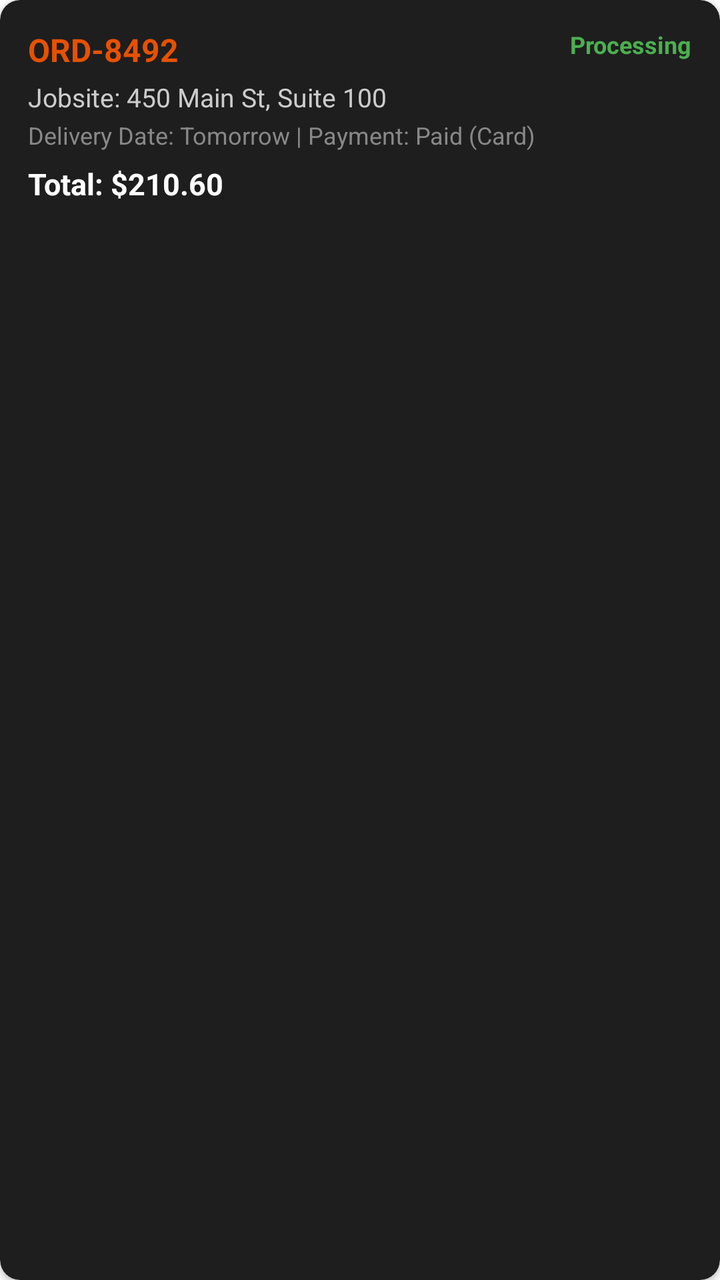
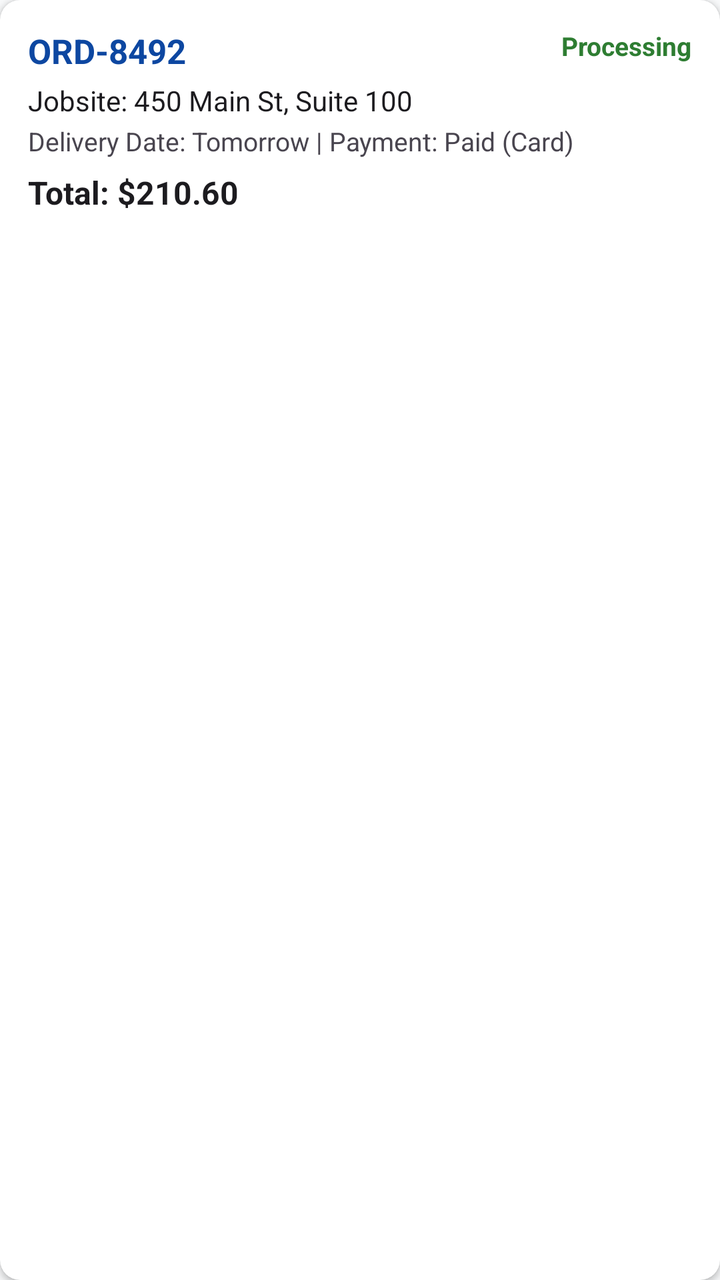

Compare the two renders of this Android layout. The source of the first and the diff that turns it into the second are given below.
<!-- AndroidManifest.xml: application theme Theme.SecureAFenceClient -->
<!-- res/layout/item_customer_order.xml -->
<?xml version="1.0" encoding="utf-8"?>
<androidx.cardview.widget.CardView xmlns:android="http://schemas.android.com/apk/res/android"
    xmlns:app="http://schemas.android.com/apk/res-auto"
    android:layout_width="match_parent"
    android:layout_height="wrap_content"
    app:cardBackgroundColor="#1E1E1E"
    app:cardCornerRadius="10dp"
    android:layout_marginBottom="12dp">

    <LinearLayout
        android:layout_width="match_parent"
        android:layout_height="wrap_content"
        android:orientation="vertical"
        android:padding="14dp">

        <RelativeLayout
            android:layout_width="match_parent"
            android:layout_height="wrap_content">

            <TextView
                android:id="@+id/tvOrderId"
                android:layout_width="wrap_content"
                android:layout_height="wrap_content"
                android:text="ORD-8492"
                android:textColor="#FFE65100"
                android:textSize="16sp"
                android:textStyle="bold" />

            <TextView
                android:id="@+id/tvOrderStatus"
                android:layout_width="wrap_content"
                android:layout_height="wrap_content"
                android:text="Processing"
                android:textColor="#4CAF50"
                android:textSize="12sp"
                android:textStyle="bold"
                android:layout_alignParentEnd="true" />
        </RelativeLayout>

        <TextView
            android:id="@+id/tvOrderAddress"
            android:layout_width="wrap_content"
            android:layout_height="wrap_content"
            android:text="Jobsite: 450 Main St, Suite 100"
            android:textColor="#CCCCCC"
            android:textSize="13sp"
            android:layout_marginTop="4dp" />

        <TextView
            android:id="@+id/tvOrderDate"
            android:layout_width="wrap_content"
            android:layout_height="wrap_content"
            android:text="Delivery Date: Tomorrow | Payment: Paid (Card)"
            android:textColor="#888888"
            android:textSize="12sp"
            android:layout_marginTop="2dp" />

        <TextView
            android:id="@+id/tvOrderTotal"
            android:layout_width="wrap_content"
            android:layout_height="wrap_content"
            android:text="Total: $210.60"
            android:textColor="#FFFFFF"
            android:textSize="15sp"
            android:textStyle="bold"
            android:layout_marginTop="6dp" />

    </LinearLayout>
</androidx.cardview.widget.CardView>
<!-- resources referenced by this layout -->
<resources>
  <style name="Theme.SecureAFenceClient" parent="Theme.MaterialComponents.DayNight.DarkActionBar">
          <item name="colorPrimary">@color/primary_orange</item>
          <item name="colorSecondary">@color/accent_gold</item>
      </style>
  <color name="primary_orange">#FFE65100</color>
  <color name="accent_gold">#FFFFB300</color>
</resources>

<!-- the commit's change to res/layout/item_customer_order.xml (unified diff, before → after) -->
@@ -3,7 +3,7 @@
     xmlns:app="http://schemas.android.com/apk/res-auto"
     android:layout_width="match_parent"
     android:layout_height="wrap_content"
-    app:cardBackgroundColor="#1E1E1E"
+    app:cardBackgroundColor="@color/white"
     app:cardCornerRadius="10dp"
     android:layout_marginBottom="12dp">
 
@@ -22,8 +22,8 @@
                 android:layout_width="wrap_content"
                 android:layout_height="wrap_content"
                 android:text="ORD-8492"
-                android:textColor="#FFE65100"
-                android:textSize="16sp"
+                android:textColor="@color/primary_blue"
+                android:textSize="17sp"
                 android:textStyle="bold" />
 
             <TextView
@@ -31,8 +31,8 @@
                 android:layout_width="wrap_content"
                 android:layout_height="wrap_content"
                 android:text="Processing"
-                android:textColor="#4CAF50"
-                android:textSize="12sp"
+                android:textColor="@color/status_green"
+                android:textSize="13sp"
                 android:textStyle="bold"
                 android:layout_alignParentEnd="true" />
         </RelativeLayout>
@@ -42,8 +42,8 @@
             android:layout_width="wrap_content"
             android:layout_height="wrap_content"
             android:text="Jobsite: 450 Main St, Suite 100"
-            android:textColor="#CCCCCC"
-            android:textSize="13sp"
+            android:textColor="@color/text_primary"
+            android:textSize="14sp"
             android:layout_marginTop="4dp" />
 
         <TextView
@@ -51,8 +51,8 @@
             android:layout_width="wrap_content"
             android:layout_height="wrap_content"
             android:text="Delivery Date: Tomorrow | Payment: Paid (Card)"
-            android:textColor="#888888"
-            android:textSize="12sp"
+            android:textColor="@color/text_secondary"
+            android:textSize="13sp"
             android:layout_marginTop="2dp" />
 
         <TextView
@@ -60,8 +60,8 @@
             android:layout_width="wrap_content"
             android:layout_height="wrap_content"
             android:text="Total: $210.60"
-            android:textColor="#FFFFFF"
-            android:textSize="15sp"
+            android:textColor="@color/text_primary"
+            android:textSize="16sp"
             android:textStyle="bold"
             android:layout_marginTop="6dp" />
 
<!-- resource entries referenced after the edit -->
@@ -1,10 +1,21 @@
 <!-- resources referenced by this layout -->
 <resources>
-  <style name="Theme.SecureAFenceClient" parent="Theme.MaterialComponents.DayNight.DarkActionBar">
-          <item name="colorPrimary">@color/primary_orange</item>
-          <item name="colorSecondary">@color/accent_gold</item>
+  <color name="primary_blue">#0D47A1</color>
+  <color name="status_green">#2E7D32</color>
+  <color name="text_primary">#1C1B1F</color>
+  <color name="text_secondary">#49454F</color>
+  <color name="white">#FFFFFF</color>
+  <style name="Theme.SecureAFenceClient" parent="Theme.Material3.DayNight.NoActionBar">
+          <item name="colorPrimary">@color/primary_blue</item>
+          <item name="colorSecondary">@color/accent_orange</item>
+          <item name="colorOnPrimary">@color/white</item>
+          <item name="colorOnSecondary">@color/white</item>
+          <item name="android:windowBackground">@color/bg_light</item>
+          <item name="android:textColorPrimary">@color/text_primary</item>
+          <item name="android:textColorSecondary">@color/text_secondary</item>
+          <item name="android:statusBarColor">@color/primary_blue</item>
       </style>
-  <color name="primary_orange">#FFE65100</color>
-  <color name="accent_gold">#FFFFB300</color>
+  <color name="accent_orange">#FF6D00</color>
+  <color name="bg_light">#F8F9FA</color>
 </resources>
 
